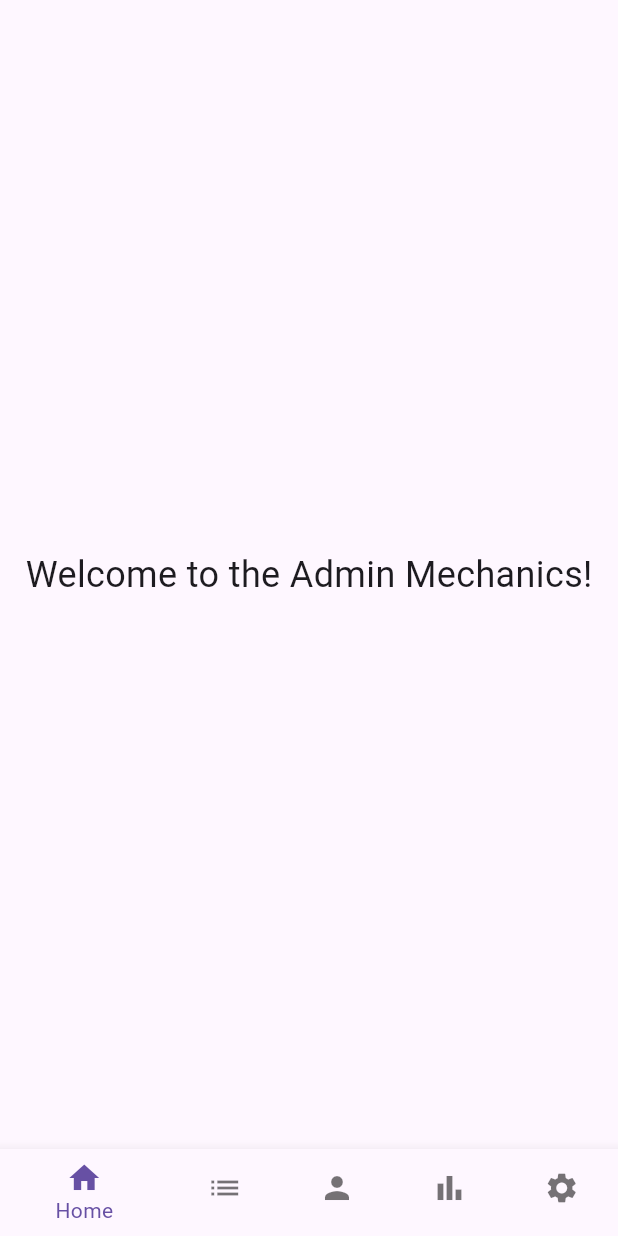
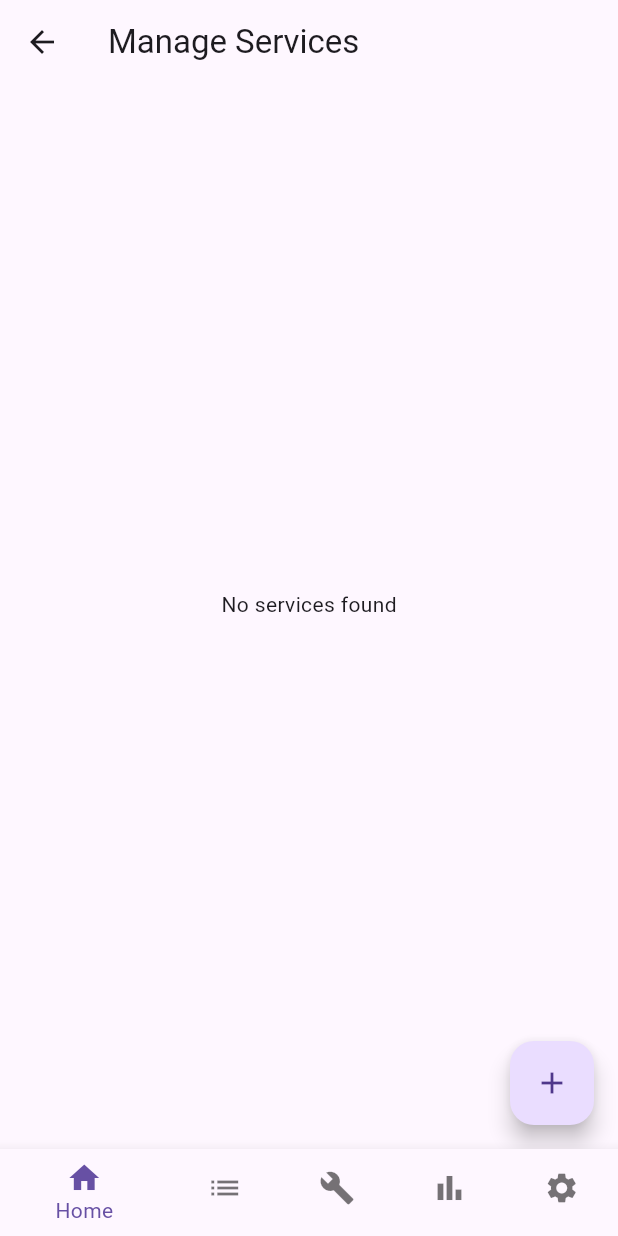
Before and after one commit to muradhossin/car_workshop_app, a Flutter app: the AdminDashboard screen opened by its route, swiped to page 3, on a phone screen of 412 x 824 dp. Run offline on Flutter 3.47's test engine with Material 3 defaults, Android fonts, the phone set to English and light mode, and no system bars; our stand-ins replace cached_network_image, cloud_firestore, firebase_auth, firebase_core, firebase_storage, get and 3 more; accounts and stored records are empty.

Commit message:
feat(admin): service create

```diff
--- a/lib/constants/app_constants.dart
+++ b/lib/constants/app_constants.dart
@@ -1,6 +1,8 @@
 class AppConstants {
   static const String appName = 'Car Workshop';
+  static const String currencySymbol = '৳';
 
-
+  // Collection names
   static const String collectionUsers = 'users';
+  static const String collectionServices = 'services';
 }
--- a/lib/features/admin/dashboard/screens/admin_dashboard.dart
+++ b/lib/features/admin/dashboard/screens/admin_dashboard.dart
@@ -1,8 +1,8 @@
-import 'package:car_workshop_app/features/admin/dashboard/screens/admin_booking_screen.dart';
-import 'package:car_workshop_app/features/admin/dashboard/screens/admin_home_screen.dart';
-import 'package:car_workshop_app/features/admin/dashboard/screens/admin_mechanic_screen.dart';
-import 'package:car_workshop_app/features/admin/dashboard/screens/admin_profile_screen.dart';
-import 'package:car_workshop_app/features/admin/dashboard/screens/admin_reports_screen.dart';
+import 'package:car_workshop_app/features/admin/booking/screens/admin_booking_screen.dart';
+import 'package:car_workshop_app/features/admin/home/screens/admin_home_screen.dart';
+import 'package:car_workshop_app/features/admin/service/screens/admin_service_screen.dart';
+import 'package:car_workshop_app/features/admin/profile/screens/admin_profile_screen.dart';
+import 'package:car_workshop_app/features/admin/report/screens/admin_reports_screen.dart';
 import 'package:flutter/material.dart';
 
 class AdminDashboard extends StatefulWidget {
@@ -19,7 +19,7 @@ class AdminDashboardState extends State<AdminDashboard> {
   final List<Widget> _screens = [
     AdminHomeScreen(),
     AdminBookingScreen(),
-    AdminMechanicScreen(),
+    AdminServiceScreen(),
     AdminReportsScreen(),
     AdminProfileScreen(),
   ];
@@ -56,8 +56,8 @@ class AdminDashboardState extends State<AdminDashboard> {
             label: 'Bookings',
           ),
           BottomNavigationBarItem(
-            icon: Icon(Icons.person),
-            label: 'Mechanics',
+            icon: Icon(Icons.build),
+            label: 'Services',
           ),
           BottomNavigationBarItem(
             icon: Icon(Icons.bar_chart),
--- a/lib/features/admin/dashboard/screens/admin_mechanic_screen.dart
+++ /dev/null
@@ -1,13 +0,0 @@
-import 'package:flutter/material.dart';
-
-class AdminMechanicScreen extends StatelessWidget {
-  @override
-  Widget build(BuildContext context) {
-    return Center(
-      child: Text(
-        'Welcome to the Admin Mechanics!',
-        style: TextStyle(fontSize: 24),
-      ),
-    );
-  }
-}
--- /dev/null
+++ b/lib/features/admin/service/models/service_model.dart
@@ -0,0 +1,35 @@
+class ServiceModel {
+  String id;
+  String name;
+  String description;
+  String imageUrl;
+  double price;
+
+  ServiceModel({
+    required this.id,
+    required this.name,
+    required this.description,
+    required this.imageUrl,
+    required this.price,
+  });
+
+  Map<String, dynamic> toMap() {
+    return {
+      'id': id,
+      'name': name,
+      'description': description,
+      'imageUrl': imageUrl,
+      'price': price,
+    };
+  }
+
+  factory ServiceModel.fromMap(Map<String, dynamic> map) {
+    return ServiceModel(
+      id: map['id'] ?? '',
+      name: map['name'] ?? '',
+      description: map['description'] ?? '',
+      imageUrl: map['imageUrl'] ?? '',
+      price: (map['price'] is int) ? (map['price'] as int).toDouble() : map['price'],
+    );
+  }
+}
--- /dev/null
+++ b/lib/features/admin/service/screens/admin_service_screen.dart
@@ -0,0 +1,44 @@
+import 'dart:io';
+import 'package:car_workshop_app/features/admin/service/controllers/admin_service_controller.dart';
+import 'package:car_workshop_app/features/admin/service/widgets/service_form_dialog_widget.dart';
+import 'package:car_workshop_app/features/admin/service/widgets/service_view_widget.dart';
+import 'package:flutter/material.dart';
+import 'package:get/get.dart';
+
+class AdminServiceScreen extends StatelessWidget {
+  const AdminServiceScreen({super.key});
+
+  @override
+  Widget build(BuildContext context) {
+    return GetBuilder<AdminServiceController>(
+      builder: (adminServiceController) {
+        return Scaffold(
+          appBar: AppBar(
+            title: const Text('Manage Services'),
+          ),
+          body: adminServiceController.isLoading ? const Center(child: CircularProgressIndicator()) : Padding(
+            padding: const EdgeInsets.all(16.0),
+            child: Column(
+              crossAxisAlignment: CrossAxisAlignment.start,
+              children: [
+                Expanded(
+                  child: ServiceViewWidget(),
+                ),
+                const SizedBox(height: 16),
+              ],
+            ),
+          ),
+          floatingActionButton: adminServiceController.isLoading ? null : FloatingActionButton(
+            onPressed: () {
+              showDialog(
+                context: context,
+                builder: (context) => ServiceFormDialogWidget(),
+              );
+            },
+            child: const Icon(Icons.add),
+          ),
+        );
+      }
+    );
+  }
+}
--- /dev/null
+++ b/lib/features/admin/service/widgets/service_view_widget.dart
@@ -0,0 +1,36 @@
+import 'package:car_workshop_app/base_widgets/custom_image_view_widget.dart';
+import 'package:car_workshop_app/features/admin/service/models/service_model.dart';
+import 'package:flutter/material.dart';
+import 'package:flutter/widgets.dart';
+
+class ServiceViewWidget extends StatelessWidget {
+  final List<ServiceModel>? services;
+
+  const ServiceViewWidget({super.key, this.services});
+
+  @override
+  Widget build(BuildContext context) {
+    return services != null ? ListView.builder(
+      itemCount: 5,
+      itemBuilder: (context, index) {
+        final service = services![index];
+        return Card(
+          margin: const EdgeInsets.symmetric(vertical: 5),
+          child: ListTile(
+            leading: CustomImageViewer(imageUrl: service.imageUrl),
+            title: Text(service.name, style: const TextStyle(fontSize: 18), maxLines: 1, overflow: TextOverflow.ellipsis),
+            subtitle: Text(service.description, style: const TextStyle(fontSize: 14), maxLines: 2, overflow: TextOverflow.ellipsis),
+            trailing: IconButton(
+              icon: const Icon(Icons.edit),
+              onPressed: () {
+
+              },
+            ),
+          ),
+        );
+      },
+    ) : const Center(
+      child: Text('No services found'),
+    );
+  }
+}
--- a/pubspec.yaml
+++ b/pubspec.yaml
@@ -37,13 +37,15 @@ dev_dependencies:
   firebase_auth: ^5.3.1
   firebase_core: ^3.6.0
   firebase_messaging: ^15.1.3
+  firebase_storage: ^12.3.3
   flutter_lints: ^4.0.0
   flutter_test:
     sdk: flutter
   get: ^4.6.6
   shared_preferences: ^2.3.2
   table_calendar: ^3.1.2
-
+  image_picker: ^1.1.2
+  cached_network_image: ^3.4.1
 # For information on the generic Dart part of this file, see the
 # following page: https://dart.dev/tools/pub/pubspec
 # The following section is specific to Flutter packages.
```
Also changed, not shown: lib/base_widgets/custom_image_view_widget.dart (added, +39 -0 lines), lib/di.dart (+10 -0 lines), lib/features/admin/service/controllers/admin_service_controller.dart (added, +50 -0 lines), lib/features/admin/service/services/admin_service_service.dart (added, +42 -0 lines), lib/features/admin/service/widgets/service_form_dialog_widget.dart (added, +144 -0 lines), lib/features/admin/booking/screens/admin_booking_screen.dart (renamed from lib/features/admin/dashboard/screens/admin_booking_screen.dart), lib/features/admin/home/screens/admin_home_screen.dart (renamed from lib/features/admin/dashboard/screens/admin_home_screen.dart), lib/features/admin/profile/screens/admin_profile_screen.dart (renamed from lib/features/admin/dashboard/screens/admin_profile_screen.dart), lib/features/admin/report/screens/admin_reports_screen.dart (renamed from lib/features/admin/dashboard/screens/admin_reports_screen.dart), pubspec.lock, 2 other files.
